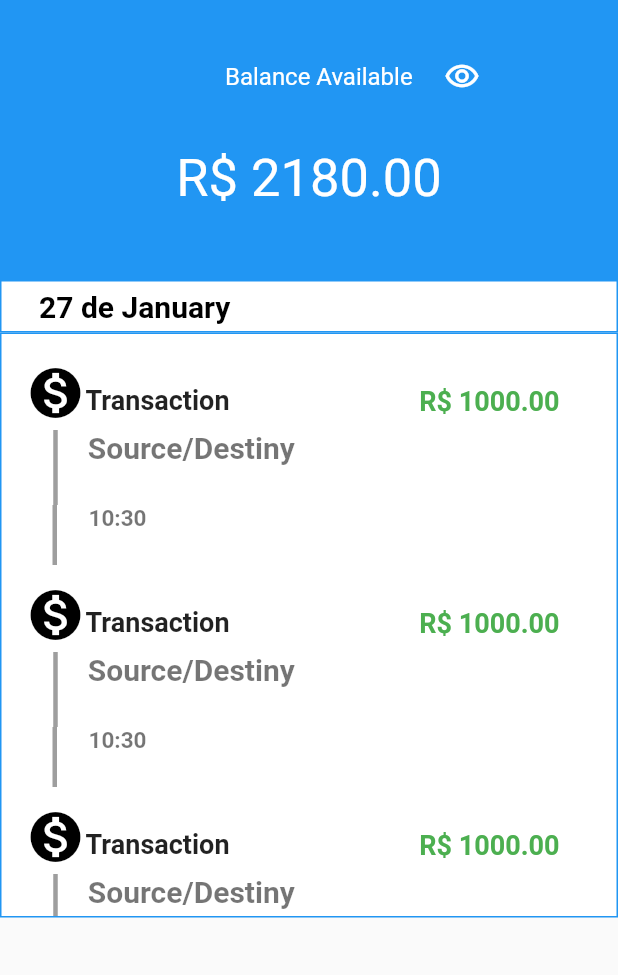
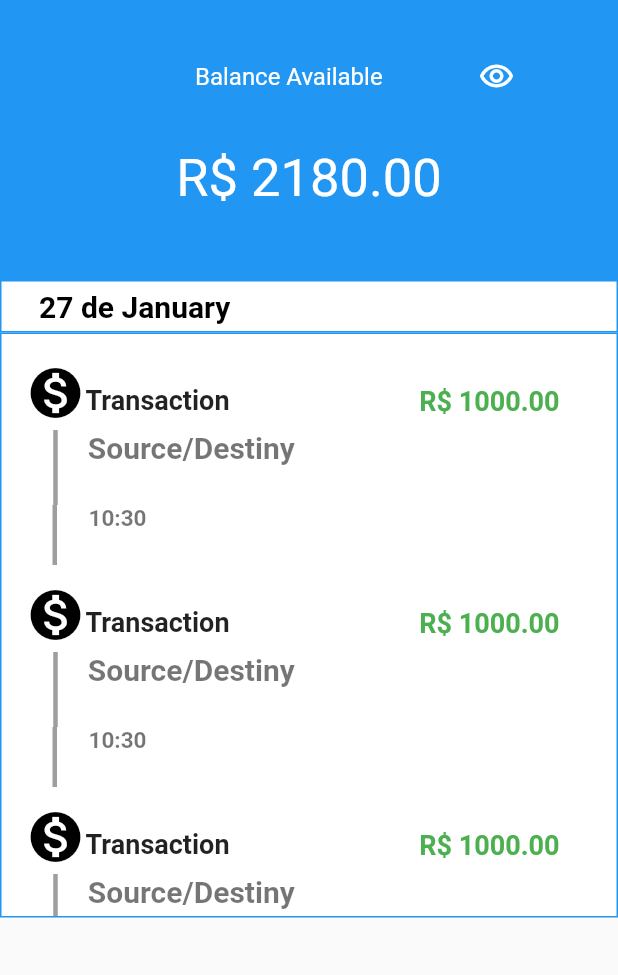
Before and after one commit to Xappe/Intership-Augment, a Flutter app: the screen it shows after launch, on a phone screen of 412 x 824 dp, the part 59-1034 px from its top. Run offline on Flutter 3.47's test engine with Material 2 defaults, Android fonts, the phone set to English and light mode, and no system bars; our stand-ins replace bloc, dartz, data_connection_checker, equatable, flutter_bloc, get and 6 more; accounts and stored records are empty.

Commit message:
Update home_page.dart

```diff
--- a/Flutter/P3/lib/pages/home_page.dart
+++ b/Flutter/P3/lib/pages/home_page.dart
@@ -81,11 +81,11 @@ class _MyHomePageState extends State<MyHomePage> {
                 children: <Widget>[
                   Row(children: <Widget>[
                     Container(
-                      width: 288.0,
+                      width: 270.0,
                       height: 68.3,
                       color: color_top_screen,
                       child: Padding(
-                        padding: const EdgeInsets.only(top: 25.0, left: 150.0),
+                        padding: const EdgeInsets.only(top: 25.0, left: 130.0),
                         child: Text(
                           "Balance Available",
                           style: TextStyle(
@@ -99,16 +99,14 @@ class _MyHomePageState extends State<MyHomePage> {
                       width: 122,
                       height: 68.3,
                       color: color_top_screen,
-                      child: Padding(
-                        padding: const EdgeInsets.only(right: 180.0),
                         child: IconButton(
                             onPressed: null,
                             icon: Icon(
                               Icons.remove_red_eye_outlined,
                               color: Colors.white,
                             )),
-                      ),
                     ),
+                    Spacer()
                   ]),
                   Container(
                     width: 206.0,
```
